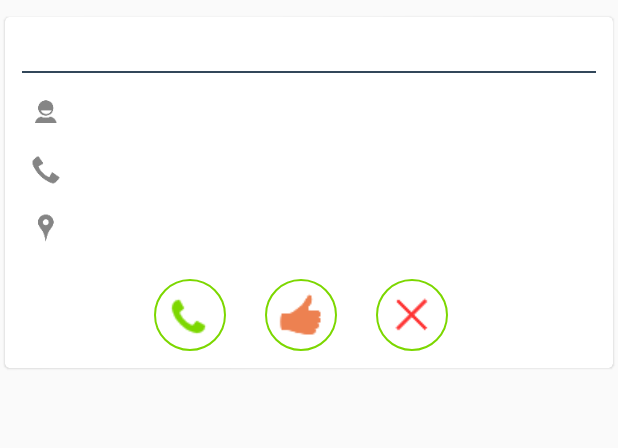
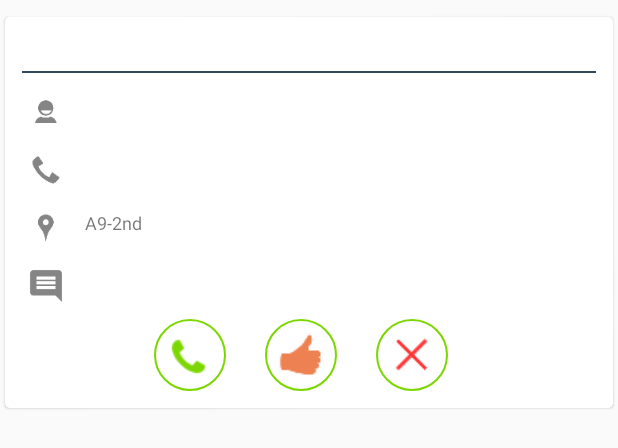
Before and after one commit to 247around-umesh-sah/engineer-app, an Android app: the layout booking_list.xml on its own in the app's theme, with its tools: preview values and no code run, on a phone screen of 412 x 824 dp. Shown: the top 448 px of the screen. Run offline under Robolectric (Android 15) with nearby library versions, the light colour scheme and no system bars.

Commit message:
Added Booking remarks and enginer remarks

```diff
--- a/app/src/main/java/com/around/technician/CancelBookingActivity.java
+++ b/app/src/main/java/com/around/technician/CancelBookingActivity.java
@@ -99,9 +99,10 @@ public class CancelBookingActivity extends AppCompatActivity implements ApiRespo
             Snackbar.make(view, R.string.cancellationReasonRequired, Snackbar.LENGTH_LONG).show();
         } else {
             if (cd.isConnectingToInternet()) {
+                String location = misc.getLocation();
                 httpRequest = new HttpRequest(this, true);
                 httpRequest.delegate = CancelBookingActivity.this;
-                httpRequest.execute("cancelBookingByEngineer", bookingID, selectedReason);
+                httpRequest.execute("cancelBookingByEngineer", bookingID, selectedReason, location);
             } else {
                 misc.NoConnection();
             }
--- a/app/src/main/java/com/around/technician/GetToken.java
+++ b/app/src/main/java/com/around/technician/GetToken.java
@@ -120,6 +120,7 @@ public class GetToken {
             urlParameters.put("UnitArray", params[4]);
             urlParameters.put("bookingID", params[5]);
             urlParameters.put("location", params[6]);
+            urlParameters.put("remarks", params[7]);
             urlParameters.put("service_center_id", sharedPrefs.getString("service_center_id", null));
             urlParameters.put("engineer_id", sharedPrefs.getString("engineerID", null));
             urlParameters.put("agent_id", sharedPrefs.getString("agentID", null));
@@ -138,6 +139,7 @@ public class GetToken {
         try {
             urlParameters.put("bookingID", params[1]);
             urlParameters.put("cancellationReason", params[2]);
+            urlParameters.put("location", params[3]);
             urlParameters.put("service_center_id", sharedPrefs.getString("service_center_id", null));
             urlParameters.put("engineer_id", sharedPrefs.getString("agentID", null));
             urlParameters.put("agent_id", sharedPrefs.getString("engineerID", null));
--- a/app/src/main/java/com/around/technician/SearchActivity.java
+++ b/app/src/main/java/com/around/technician/SearchActivity.java
@@ -162,7 +162,8 @@ public class SearchActivity extends AppCompatActivity implements ApiResponse {
                                 post.optString("booking_primary_contact_no"),
                                 post.optString("booking_address"),
                                 post.optString("current_status"),
-                                post.optString("amount_due")));
+                                post.optString("amount_due"),
+                                post.optString("booking_remarks")));
                     }
 
                     SearchActivity.this.runOnUiThread(new Runnable() {
--- a/app/src/main/java/com/around/technician/adapters/CompleteBookingAdapter.java
+++ b/app/src/main/java/com/around/technician/adapters/CompleteBookingAdapter.java
@@ -263,7 +263,6 @@ public class CompleteBookingAdapter extends RecyclerView.Adapter {
         RecyclerView recyclerview;
         RadioGroup brokenRadio;
         EditText serialNo;
-
         ImageView sNCamera;
 
         public ViewHolder(View view) {
@@ -281,6 +280,7 @@ public class CompleteBookingAdapter extends RecyclerView.Adapter {
             brokenRadio = view.findViewById(R.id.brokenRadio);
             sNCamera = view.findViewById(R.id.sNCamera);
             serialNo = view.findViewById(R.id.serialNo);
+
         }
     }
 
--- a/app/src/main/java/com/around/technician/adapters/SearchAdapter.java
+++ b/app/src/main/java/com/around/technician/adapters/SearchAdapter.java
@@ -51,6 +51,7 @@ public class SearchAdapter extends RecyclerView.Adapter {
             ((ViewHolder) holder).bookingID.setText(bookingList.getBookingID());
             ((ViewHolder) holder).services.setText(bookingList.getServices());
             ((ViewHolder) holder).customerName.setText(bookingList.getCustomerName());
+            ((ViewHolder) holder).remarks.setText(bookingList.getBookingRemarks());
             ((ViewHolder) holder).primaryContactNo.setText(bookingList.getPrimaryContactNo());
             // We will allow Engineer to take action when status has Pending Or Rescheduled
             if (bookingList.getCurrent_status().equals("Pending") ||
@@ -152,6 +153,7 @@ public class SearchAdapter extends RecyclerView.Adapter {
         final LinearLayout complete;
         final LinearLayout cancel;
         final RelativeLayout buttonPanel;
+        final TextView remarks;
 
         public ViewHolder(View view) {
             super(view);
@@ -165,6 +167,7 @@ public class SearchAdapter extends RecyclerView.Adapter {
             cancel = view.findViewById(R.id.cancel);
             current_status = view.findViewById(R.id.current_status);
             buttonPanel = view.findViewById(R.id.buttonPanel);
+            remarks = view.findViewById(R.id.remarks);
         }
     }
 
--- a/app/src/main/res/layout/booking_list.xml
+++ b/app/src/main/res/layout/booking_list.xml
@@ -66,7 +66,7 @@
                 android:layout_height="wrap_content"
                 android:layout_below="@+id/border"
                 android:layout_marginLeft="10dp"
-                android:layout_marginTop="20dp"
+                android:layout_marginTop="19dp"
                 android:layout_toRightOf="@+id/customerNameImage"
                 android:text=""
                 android:textSize="@dimen/text_size"
@@ -87,7 +87,7 @@
                 android:layout_height="wrap_content"
                 android:layout_below="@+id/customerName"
                 android:layout_marginLeft="10dp"
-                android:layout_marginTop="25dp"
+                android:layout_marginTop="19dp"
                 android:layout_toRightOf="@+id/customerNameImage"
                 android:text=""
                 android:textSize="@dimen/text_size"
@@ -109,8 +109,32 @@
                 android:layout_height="wrap_content"
                 android:layout_below="@+id/phonenumber"
                 android:layout_marginLeft="10dp"
-                android:layout_marginTop="22dp"
+                android:layout_marginTop="19dp"
                 android:layout_toRightOf="@+id/locImage"
+                android:ellipsize="end"
+                android:maxLines="4"
+                android:text="A9-2nd"
+                android:textSize="@dimen/text_size"
+                tools:ignore="RtlHardcoded" />
+
+            <ImageView
+                android:id="@+id/remarksPic"
+                android:layout_width="wrap_content"
+                android:layout_height="@dimen/icon_size"
+                android:layout_below="@+id/locImage"
+                android:layout_marginTop="13dp"
+                android:contentDescription="@null"
+                android:src="@drawable/ic_comment" />
+
+            <TextView
+                android:id="@+id/remarks"
+
+                android:layout_width="wrap_content"
+                android:layout_height="wrap_content"
+                android:layout_below="@+id/address"
+                android:layout_marginLeft="10dp"
+                android:layout_marginTop="19dp"
+                android:layout_toRightOf="@+id/remarksPic"
                 android:ellipsize="end"
                 android:maxLines="4"
                 android:text=""
@@ -121,9 +145,8 @@
                 android:id="@+id/current_status"
                 android:layout_width="wrap_content"
                 android:layout_height="wrap_content"
-                android:layout_below="@+id/address"
+                android:layout_below="@+id/remarks"
                 android:layout_marginTop="25dp"
-                android:text=""
                 android:textColor="@color/colorPrimary"
                 android:textSize="@dimen/text_size"
                 android:textStyle="bold"
@@ -134,7 +157,7 @@
                 android:id="@+id/buttonPanel"
                 android:layout_width="match_parent"
                 android:layout_height="wrap_content"
-                android:layout_below="@+id/address"
+                android:layout_below="@+id/remarks"
                 android:gravity="center">
 
                 <LinearLayout
--- a/app/src/main/res/values/strings.xml
+++ b/app/src/main/res/values/strings.xml
@@ -37,6 +37,7 @@
     <string name="signatureRequired">Please Add Customer Signature</string>
     <string name="serialNumberPictureRequired">"Please Add Serial Picture</string>
     <string name="priceTagsCheckboxRequired">Please check Atleast one Checkbox</string>
+    <string name="remarksRequired">"Please Enter Remarks</string>
 
     <!-- Cancel Booking Activity Toast -->
     <string name="cancellationReasonRequired">Please Select Atleast One Reason</string>
@@ -56,8 +57,9 @@
     <!-- Content Complete booking -->
     <string name="amount_due_text">Amount Due: </string>
     <string name="amount_paid_text">Amount Paid</string>
+    <string name="remarks">Remarks </string>
     <string name="input_paid_amount_hint">Customer Paid Amount</string>
-
+    <string name="input_remarks_hint">Enter Your Remarks</string>
     <string name="cancellation_reason_title">Cancellation Reason</string>
 
 
```
Also changed, not shown: app/src/main/java/com/around/technician/BookingGetterSetter.java (+6 -1 lines), app/src/main/java/com/around/technician/CompleteBookingActivity.java (+11 -39 lines), app/src/main/java/com/around/technician/GPSTracker.java (+16 -16 lines), app/src/main/java/com/around/technician/Misc.java (+44 -0 lines), app/src/main/res/layout/content_complete_booking.xml (+24 -1 lines), app/src/main/res/drawable-hdpi/ic_comment.png (added), app/src/main/res/drawable-mdpi/ic_comment.png (added), app/src/main/res/drawable-xhdpi/ic_comment.png (added), app/src/main/res/drawable-xxhdpi/ic_comment.png (added).
